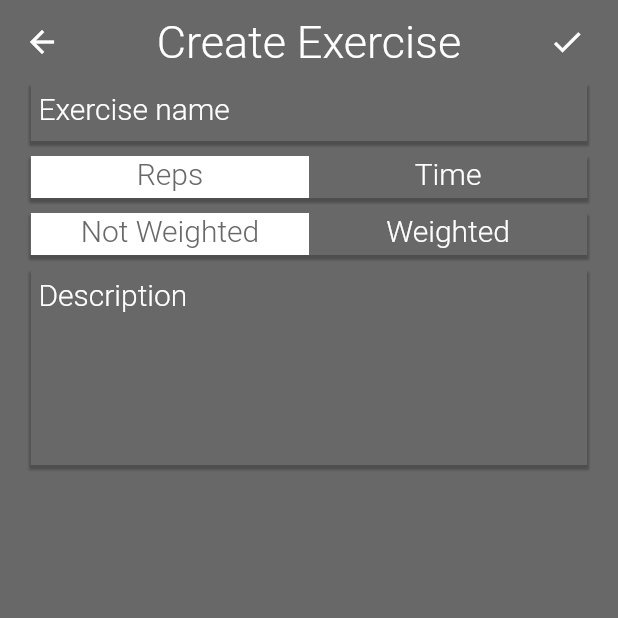
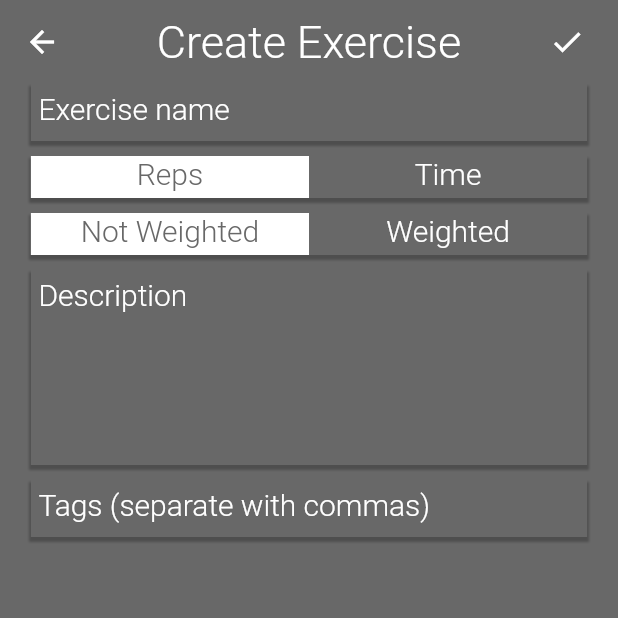
Before and after one commit to navidboloorian/exercise-timer, a Flutter app: the Exercises screen opened directly with empty values, after a tap on the "add" icon, on a phone screen of 412 x 824 dp, the top half of it. Run offline on Flutter 3.47's test engine with Material 2 defaults, Android fonts, the phone set to English and light mode, and no system bars; our stand-ins replace flutter_riverpod; Roboto replaces fonts that are missing (Montserrat).

Commit message:
allowed for tags in exercise creator

```diff
--- a/lib/ui/pages/exercises.dart
+++ b/lib/ui/pages/exercises.dart
@@ -14,15 +14,28 @@ class Exercises extends ConsumerWidget {
   Widget build(BuildContext context, WidgetRef ref) {
     final exerciseList = ref.watch(exerciseListProvider);
 
-    print(exerciseList);
-
     List<Widget> exerciseListRenderer() {
       List<Widget> widgetList = <Widget>[];
 
       for (Exercise exercise in exerciseList) {
         widgetList.add(
-          DropShadowContainer(
-            child: Text(exercise.name),
+          GestureDetector(
+            child: DropShadowContainer(
+              tags: exercise.tags,
+              child: Row(
+                children: [
+                  Text(exercise.name),
+                  const Spacer(),
+                  const IconButton(
+                    onPressed: null,
+                    icon: Icon(
+                      Icons.delete,
+                      color: Colors.white,
+                    ),
+                  ),
+                ],
+              ),
+            ),
           ),
         );
 
--- a/lib/ui/pages/exercises/create_exercise.dart
+++ b/lib/ui/pages/exercises/create_exercise.dart
@@ -1,4 +1,3 @@
-import 'package:exercise_timer/ui/shared/providers/exercise_list_provider.dart';
 import 'package:flutter/material.dart';
 import 'package:flutter_riverpod/flutter_riverpod.dart';
 
@@ -17,6 +16,7 @@ class _CreateExerciseState extends ConsumerState<CreateExercise> {
   final GlobalKey<FormState> _formKey = GlobalKey<FormState>();
   final _nameController = TextEditingController();
   final _descriptionController = TextEditingController();
+  final _tagsController = TextEditingController();
 
   //
   final _exerciseList = exerciseListProvider;
@@ -52,14 +52,17 @@ class _CreateExerciseState extends ConsumerState<CreateExercise> {
     // create exercise and add to exercise list
     void submitForm() {
       if (_formKey.currentState!.validate()) {
+        List<String> tagsList = [];
+
+        if (_tagsController.text.isNotEmpty) {
+          tagsList = _tagsController.text.split(',');
+        }
+
         exerciseListNotifier.addExercise(
-          Exercise(
-            _nameController.text,
-            isTimed,
-            isWeighted,
-            _descriptionController.text,
-          ),
+          Exercise(_nameController.text, isTimed, isWeighted,
+              _descriptionController.text, tagsList),
         );
+
         weightedButtonNotifier.resetIndex();
         timedButtonNotifier.resetIndex();
         Navigator.pop(context);
@@ -126,6 +129,17 @@ class _CreateExerciseState extends ConsumerState<CreateExercise> {
                   controller: _descriptionController,
                 ),
               ),
+              const SizedBox(height: 10),
+              DropShadowContainer(
+                child: TextFormField(
+                  maxLines: null,
+                  decoration: const InputDecoration(
+                    hintText: 'Tags (separate with commas)',
+                    counterText: '',
+                  ),
+                  controller: _tagsController,
+                ),
+              ),
             ],
           ),
         ),
--- a/lib/ui/pages/routines/create_routine.dart
+++ b/lib/ui/pages/routines/create_routine.dart
@@ -16,12 +16,6 @@ class _CreateRoutineState extends ConsumerState<CreateRoutine> {
   final GlobalKey<FormState> _formKey = GlobalKey<FormState>();
   final _titleController = TextEditingController();
   final _descriptionController = TextEditingController();
-
-  // create two separate state-tracking notifiers; one for each button
-  final _weightedSwitchButton =
-      switchButtonFamily('isWeighted'); // 0 = unweighted, 1 = weighted
-  final _timedSwitchButton =
-      switchButtonFamily('isTimed'); // 0 = reps, 1 = timed
 
   @override
   void dispose() {
--- a/lib/ui/shared/classes/exercise.dart
+++ b/lib/ui/shared/classes/exercise.dart
@@ -1,8 +1,10 @@
 class Exercise {
   String name;
   String description;
+  List<String> tags;
   int isTimed; // might switch to bool later
   int isWeighted; // might swtich to bool later
 
-  Exercise(this.name, this.isTimed, this.isWeighted, this.description);
+  Exercise(
+      this.name, this.isTimed, this.isWeighted, this.description, this.tags);
 }
--- a/lib/ui/shared/widgets/add_button.dart
+++ b/lib/ui/shared/widgets/add_button.dart
@@ -5,7 +5,7 @@ import 'shared_widgets.dart';
 class AddButton extends StatelessWidget {
   final VoidCallback? onPressed;
 
-  const AddButton({super.key, this.onPressed = null});
+  const AddButton({super.key, this.onPressed});
 
   @override
   Widget build(BuildContext context) {
--- a/lib/ui/shared/widgets/drop_shadow_container.dart
+++ b/lib/ui/shared/widgets/drop_shadow_container.dart
@@ -37,9 +37,11 @@ class DropShadowContainer extends StatelessWidget {
               Radius.circular(100),
             ),
           ),
-          child: Text(
-            tag,
-            style: const TextStyle(fontSize: 10),
+          child: Center(
+            child: Text(
+              tag.trim(),
+              style: const TextStyle(fontSize: 10),
+            ),
           ),
         ),
       );
```
